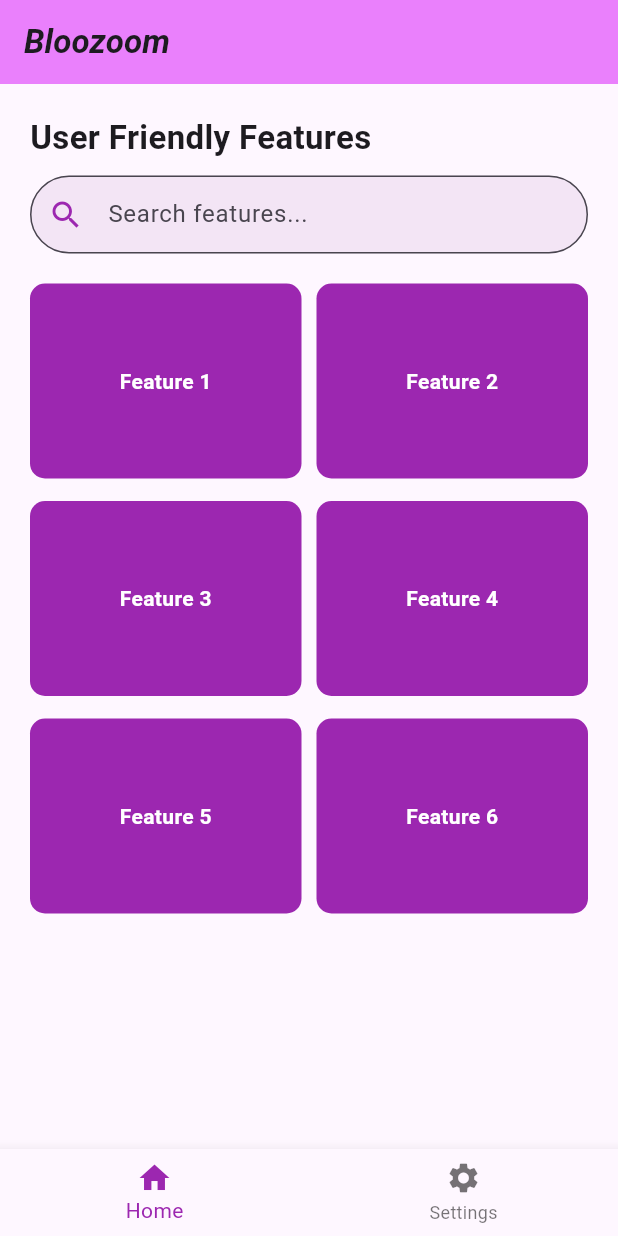
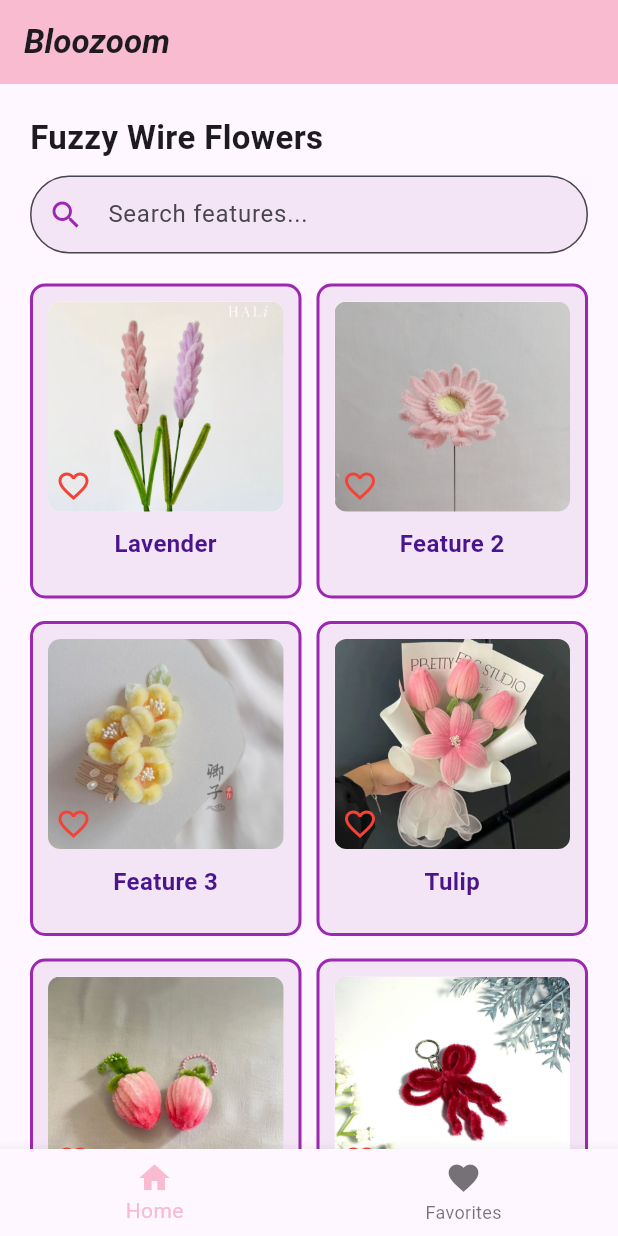
Before and after one commit to Bautista-tine/Project-Individual24, a Flutter app: the screen it shows after launch, on a phone screen of 412 x 824 dp. Run offline on Flutter 3.47's test engine with Material 3 defaults, Android fonts, the phone set to English and light mode, and no system bars.

Commit message:
new commit

```diff
--- a/lib/main.dart
+++ b/lib/main.dart
@@ -17,6 +17,50 @@ class ProfileScreen extends StatefulWidget {
 class _ProfileScreenState extends State<ProfileScreen> {
   int _selectedIndex = 0;
   final TextEditingController _searchController = TextEditingController();
+  List<Map<String, String>> favorites = [];
+
+  final List<Map<String, String>> imageData = [
+    {
+      'title': 'Lavender',
+      'image': 'lib/assets/f1.jpg',
+      'description': 'Lavender is a soothing purple flower with fuzzy petals.',
+    },
+    {
+      'title': 'Feature 2',
+      'image': 'lib/assets/f2.jpg',
+      'description': 'Feature 2 is an elegant creation perfect for gifting.',
+    },
+    {
+      'title': 'Feature 3',
+      'image': 'lib/assets/f3.jpg',
+      'description': 'This is a charming flower with vibrant petals.',
+    },
+    {
+      'title': 'Tulip',
+      'image': 'lib/assets/f4.jpg',
+      'description': 'Tulip is a classic bloom with smooth curves.',
+    },
+    {
+      'title': 'Strawberry',
+      'image': 'lib/assets/strawberry.jpg',
+      'description': 'A cute strawberry-themed design with fresh vibes.',
+    },
+    {
+      'title': 'Ribbon',
+      'image': 'lib/assets/keychain2.jpg',
+      'description': 'A ribbon-style accessory that’s simple yet pretty.',
+    },
+    {
+      'title': 'Cherry',
+      'image': 'lib/assets/cherry.jpg',
+      'description': 'A cherry-inspired fuzzy piece that’s super sweet.',
+    },
+    {
+      'title': 'Keychain',
+      'image': 'lib/assets/key.jpg',
+      'description': 'Minimalist keychain with delicate floral touches.',
+    },
+  ];
 
   void _onNavTapped(int index) {
     setState(() {
@@ -24,27 +68,51 @@ class _ProfileScreenState extends State<ProfileScreen> {
     });
   }
 
-  final List<Map<String, String>> imageData = [
-    {'title': 'Feature 1'},
-    {'title': 'Feature 2'},
-    {'title': 'Feature 3'},
-    {'title': 'Feature 4'},
-    {'title': 'Feature 5'},
-    {'title': 'Feature 6'},
-  ];
+  void toggleFavorite(Map<String, String> item) {
+    setState(() {
+      if (favorites.contains(item)) {
+        favorites.remove(item);
+      } else {
+        favorites.add(item);
+      }
+    });
+  }
 
   @override
   Widget build(BuildContext context) {
+    List<Widget> pages = [
+      buildMainScreen(context),
+      FavoritesScreen(
+        favorites: favorites,
+        onToggleFavorite: toggleFavorite,
+      ),
+    ];
+
+    return Scaffold(
+      body: pages[_selectedIndex],
+      bottomNavigationBar: BottomNavigationBar(
+        currentIndex: _selectedIndex,
+        selectedItemColor: Colors.pink[100],
+        onTap: _onNavTapped,
+        items: const [
+          BottomNavigationBarItem(icon: Icon(Icons.home), label: 'Home'),
+          BottomNavigationBarItem(icon: Icon(Icons.favorite), label: 'Favorites'),
+        ],
+      ),
+    );
+  }
+
+  Widget buildMainScreen(BuildContext context) {
     return Scaffold(
       appBar: AppBar(
-        title: Text(
+        title: const Text(
           'Bloozoom',
           style: TextStyle(
             fontWeight: FontWeight.bold,
             fontStyle: FontStyle.italic,
           ),
         ),
-        backgroundColor: Colors.purpleAccent[100],
+        backgroundColor: Colors.pink[100],
       ),
       body: SingleChildScrollView(
         child: Padding(
@@ -52,31 +120,28 @@ class _ProfileScreenState extends State<ProfileScreen> {
           child: Column(
             crossAxisAlignment: CrossAxisAlignment.start,
             children: [
-              // Section Title
-              Text(
-                'User Friendly Features',
+              const Text(
+                'Fuzzy Wire Flowers',
                 style: TextStyle(fontSize: 22, fontWeight: FontWeight.bold),
               ),
-              SizedBox(height: 10),
-
-              // Updated Search Bar
+              const SizedBox(height: 10),
               TextField(
                 controller: _searchController,
                 decoration: InputDecoration(
                   hintText: 'Search features...',
-                  prefixIcon: Icon(Icons.search, color: Colors.purple),
+                  prefixIcon: const Icon(Icons.search, color: Colors.purple),
                   border: OutlineInputBorder(
                     borderRadius: BorderRadius.circular(30),
-                    borderSide: BorderSide(color: Colors.purpleAccent, width: 1.5),
+                    borderSide:
+                    const BorderSide(color: Colors.purpleAccent, width: 1.5),
                   ),
                   filled: true,
                   fillColor: Colors.purple[50],
-                  contentPadding: EdgeInsets.symmetric(vertical: 14.0, horizontal: 20),
+                  contentPadding:
+                  const EdgeInsets.symmetric(vertical: 14.0, horizontal: 20),
                 ),
               ),
-              SizedBox(height: 20),
-
-              // Grid with boxes and descriptions below each box
+              const SizedBox(height: 20),
               Column(
                 children: List.generate(
                   (imageData.length / 2).ceil(),
@@ -88,62 +153,96 @@ class _ProfileScreenState extends State<ProfileScreen> {
 
                     return Row(
                       children: [
-                        Expanded(child: _buildBox(first['title']!, context)),
-                        SizedBox(width: 10),
+                        Expanded(
+                          child: _buildBox(first, context),
+                        ),
+                        const SizedBox(width: 10),
                         Expanded(
                           child: second != null
-                              ? _buildBox(second['title']!, context)
-                              : SizedBox(),
+                              ? _buildBox(second, context)
+                              : const SizedBox(),
                         ),
                       ],
                     );
                   },
                 ),
               ),
-              SizedBox(height: 30),
+              const SizedBox(height: 30),
             ],
           ),
         ),
       ),
-      bottomNavigationBar: BottomNavigationBar(
-        currentIndex: _selectedIndex,
-        selectedItemColor: Colors.purple,
-        onTap: _onNavTapped,
-        items: [
-          BottomNavigationBarItem(icon: Icon(Icons.home), label: 'Home'),
-          BottomNavigationBarItem(icon: Icon(Icons.settings), label: 'Settings'),
-        ],
-      ),
     );
   }
 
-  // Updated to create a plain purple box with a tap to navigate to the tutorial
-  Widget _buildBox(String title, BuildContext context) {
+  Widget _buildBox(Map<String, String> item, BuildContext context) {
+    final isFavorite = favorites.contains(item);
+
     return GestureDetector(
       onTap: () {
-        // Navigate to the tutorial screen when the box is tapped
         Navigator.push(
           context,
           MaterialPageRoute(
-            builder: (context) => TutorialScreen(title: title),
+            builder: (context) => TutorialScreen(
+              title: item['title']!,
+              imagePath: item['image']!,
+              description: item['description']!,
+            ),
           ),
         );
       },
       child: Container(
-        margin: EdgeInsets.only(bottom: 15),
-        height: 130,
+        margin: const EdgeInsets.only(bottom: 15),
+        height: 210,
+        padding: const EdgeInsets.all(10),
         decoration: BoxDecoration(
-          color: Colors.purple, // Plain purple background
+          color: Colors.purple[50],
           borderRadius: BorderRadius.circular(10),
+          border: Border.all(color: Colors.purple, width: 2),
         ),
-        child: Center(
-          child: Text(
-            title,
-            style: TextStyle(
-              color: Colors.white, // White text for visibility
-              fontWeight: FontWeight.bold,
+        child: Column(
+          children: [
+            Stack(
+              children: [
+                ClipRRect(
+                  borderRadius: BorderRadius.circular(8),
+                  child: Container(
+                    height: 140,
+                    width: double.infinity,
+                    color: Colors.white,
+                    child: Image.asset(
+                      item['image']!,
+                      fit: BoxFit.cover,
                     ),
                   ),
+                ),
+                Positioned(
+                  bottom: 5,
+                  left: 5,
+                  child: GestureDetector(
+                    onTap: () {
+                      toggleFavorite(item);
+                    },
+                    child: Icon(
+                      isFavorite ? Icons.favorite : Icons.favorite_border,
+                      color: Colors.red,
+                      size: 24,
+                    ),
+                  ),
+                ),
+              ],
+            ),
+            const SizedBox(height: 10),
+            Text(
+              item['title']!,
+              style: TextStyle(
+                color: Colors.purple[900],
+                fontWeight: FontWeight.bold,
+                fontSize: 16,
+              ),
+              textAlign: TextAlign.center,
+            ),
+          ],
         ),
       ),
     );
@@ -152,54 +251,114 @@ class _ProfileScreenState extends State<ProfileScreen> {
 
 class TutorialScreen extends StatelessWidget {
   final String title;
+  final String imagePath;
+  final String description;
 
-  TutorialScreen({required this.title});
+  const TutorialScreen({
+    required this.title,
+    required this.imagePath,
+    required this.description,
+  });
 
   @override
   Widget build(BuildContext context) {
     return Scaffold(
       appBar: AppBar(
         title: Text('Tutorial: $title'),
-        backgroundColor: Colors.purpleAccent[100],
+        backgroundColor: Colors.pink[100],
       ),
       body: Padding(
         padding: const EdgeInsets.all(20.0),
+        child: SingleChildScrollView(
           child: Column(
             crossAxisAlignment: CrossAxisAlignment.start,
             children: [
-            // Tutorial Content
-            Text(
-              'Tutorial for $title',
-              style: TextStyle(
-                fontSize: 22,
-                fontWeight: FontWeight.bold,
+              ClipRRect(
+                borderRadius: BorderRadius.circular(8),
+                child: Image.asset(
+                  imagePath,
+                  height: 200,
+                  width: double.infinity,
+                  fit: BoxFit.cover,
                 ),
               ),
-            SizedBox(height: 20),
+              const SizedBox(height: 20),
               Text(
-              'This is the tutorial for $title. Learn how to create a beautiful flower step by step. In this tutorial, we will cover the following steps:',
-              style: TextStyle(fontSize: 16),
+                description,
+                style: const TextStyle(fontSize: 16),
               ),
-            SizedBox(height: 20),
-            Text(
-              '1. Gather the materials',
-              style: TextStyle(fontSize: 16),
+              const SizedBox(height: 20),
+              const Text(
+                'Steps:',
+                style: TextStyle(
+                  fontWeight: FontWeight.bold,
+                  fontSize: 18,
                 ),
-            Text(
-              '2. Prepare the petals',
-              style: TextStyle(fontSize: 16),
               ),
-            Text(
-              '3. Assemble the flower',
-              style: TextStyle(fontSize: 16),
+              const SizedBox(height: 10),
+              const Text('1. Gather the materials', style: TextStyle(fontSize: 16)),
+              const Text('2. Prepare the petals', style: TextStyle(fontSize: 16)),
+              const Text('3. Assemble the flower', style: TextStyle(fontSize: 16)),
+              const Text('4. Final touches to make it perfect!',
+                  style: TextStyle(fontSize: 16)),
+            ],
           ),
-            Text(
-              '4. Final touches to make it perfect!',
-              style: TextStyle(fontSize: 16),
-            ),
-          ],
         ),
       ),
     );
   }
 }
+
+class FavoritesScreen extends StatelessWidget {
+  final List<Map<String, String>> favorites;
+  final Function(Map<String, String>) onToggleFavorite;
+
+  const FavoritesScreen({
+    required this.favorites,
+    required this.onToggleFavorite,
+  });
+
+  @override
+  Widget build(BuildContext context) {
+    return Scaffold(
+      appBar: AppBar(
+        title: const Text('Favorites'),
+        backgroundColor: Colors.pink[100],
+      ),
+      body: favorites.isEmpty
+          ? const Center(child: Text('No favorites yet.'))
+          : Padding(
+        padding: const EdgeInsets.all(20.0),
+        child: ListView.builder(
+          itemCount: favorites.length,
+          itemBuilder: (context, index) {
+            final item = favorites[index];
+            return Card(
+              child: ListTile(
+                leading: Image.asset(item['image']!, width: 50, height: 50),
+                title: Text(item['title']!),
+                subtitle: Text(item['description']!),
+                trailing: IconButton(
+                  icon: const Icon(Icons.remove_circle_outline),
+                  onPressed: () => onToggleFavorite(item),
+                ),
+                onTap: () {
+                  Navigator.push(
+                    context,
+                    MaterialPageRoute(
+                      builder: (context) => TutorialScreen(
+                        title: item['title']!,
+                        imagePath: item['image']!,
+                        description: item['description']!,
+                      ),
+                    ),
+                  );
+                },
+              ),
+            );
+          },
+        ),
+      ),
+    );
+  }
+}
--- a/pubspec.yaml
+++ b/pubspec.yaml
@@ -58,7 +58,7 @@ flutter:
   uses-material-design: true
 
   # To add assets to your application, add an assets section, like this:
-assets:
+  assets:
   - lib/assets/
 
   # An image asset can refer to one or more resolution-specific "variants", see
```
Also changed, not shown: lib/assets/anime1.jpg (added), lib/assets/cherry.jpg (added), lib/assets/f1.jpg (added), lib/assets/f2.jpg (added), lib/assets/f3.jpg (added), lib/assets/f4.jpg (added), lib/assets/key.jpg (added), lib/assets/keychain2.jpg (added), lib/assets/rose.jpg (added), lib/assets/strawberry.jpg (added). Lines whose indentation alone changed are shown as unchanged.
